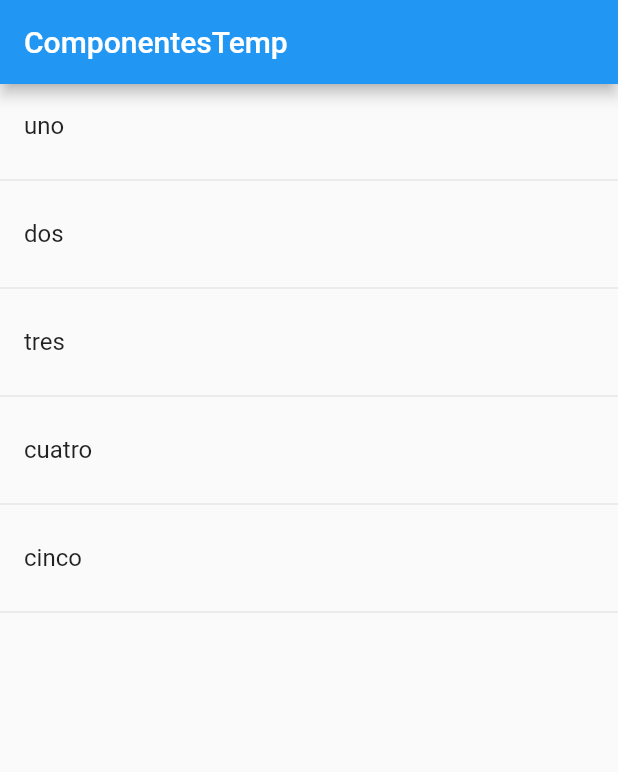
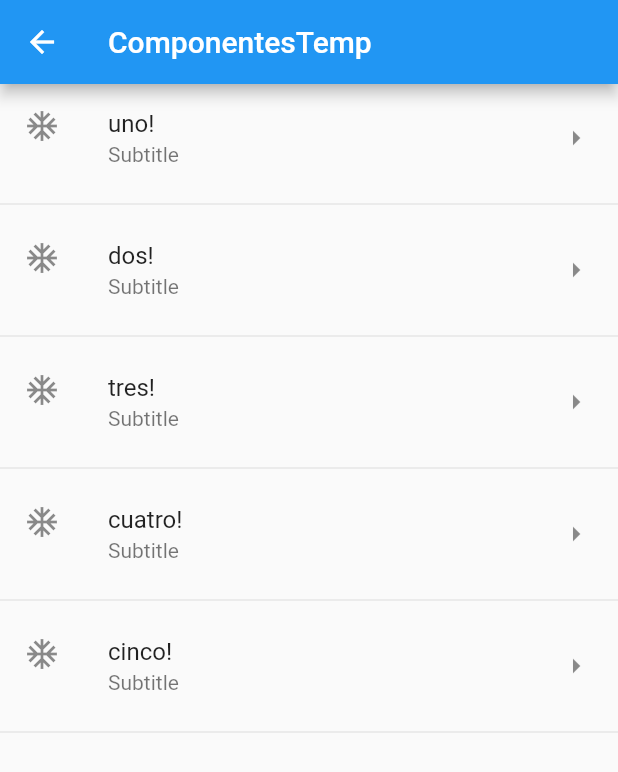
Before and after one commit to PiedPiperCaos/aplicacion_variada, a Flutter app: the HomePageTemp screen opened directly, on a phone screen of 412 x 824 dp. Shown: the top 772 px of the screen. Run offline on Flutter 3.47's test engine with Material 2 defaults, Android fonts, the phone set to English and light mode, and no system bars.

Commit message:
Final clase 07/10/21

```diff
--- a/lib/main.dart
+++ b/lib/main.dart
@@ -1,5 +1,5 @@
-import 'package:aplicacion_variada/src/pages/home_temp.dart';
 import 'package:flutter/material.dart';
+import 'package:aplicacion_variada/src/pages/home_page.dart';
 
 void main() => runApp(MyApp());
 
@@ -9,7 +9,7 @@ class MyApp extends StatelessWidget {
     return MaterialApp(
       title: 'Componentes App',
       debugShowCheckedModeBanner: false,
-      home: HomePageTemp(),
+      home: HomePage(),
     );
   }
 }
--- a/lib/src/pages/home_temp.dart
+++ b/lib/src/pages/home_temp.dart
@@ -1,7 +1,6 @@
 import 'package:flutter/material.dart';
 
 class HomePageTemp extends StatelessWidget {
-  HomePageTemp({Key? key}) : super(key: key);
   final opciones = ['uno', 'dos', 'tres', 'cuatro', 'cinco'];
 
   @override
@@ -10,13 +9,12 @@ class HomePageTemp extends StatelessWidget {
       appBar: AppBar(
         title: Text('ComponentesTemp'),
       ),
-      body: ListView(children: _crearItems()),
+      body: ListView(children: _crearItemsCorta()),
     );
   }
 
   List<Widget> _crearItems() {
     List<Widget> lista = [];
-
     for (var opt in opciones) {
       final tempwidget = ListTile(title: Text(opt));
       lista.add(tempwidget);
@@ -24,4 +22,20 @@ class HomePageTemp extends StatelessWidget {
     }
     return lista;
   }
+
+  List<Widget> _crearItemsCorta() {
+    var lista = opciones
+        .map((item) => Column(
+              children: [
+                ListTile(
+                    leading: Icon(Icons.ac_unit),
+                    trailing: Icon(Icons.arrow_right),
+                    subtitle: Text('Subtitle'),
+                    title: Text(item + '!')),
+                Divider()
+              ],
+            ))
+        .toList();
+    return lista;
+  }
 }
--- a/pubspec.yaml
+++ b/pubspec.yaml
@@ -58,8 +58,8 @@ flutter:
   uses-material-design: true
 
   # To add assets to your application, add an assets section, like this:
-  # assets:
-  #   - images/a_dot_burr.jpeg
+   assets:
+     - data/menu_opts.json
   #   - images/a_dot_ham.jpeg
 
   # An image asset can refer to one or more resolution-specific "variants", see
```
Also changed, not shown: data/menu_opts.json (added, +20 -0 lines), lib/src/pages/home_page.dart (added, +34 -0 lines), lib/src/providers/menu_provider.dart (added, +16 -0 lines).
